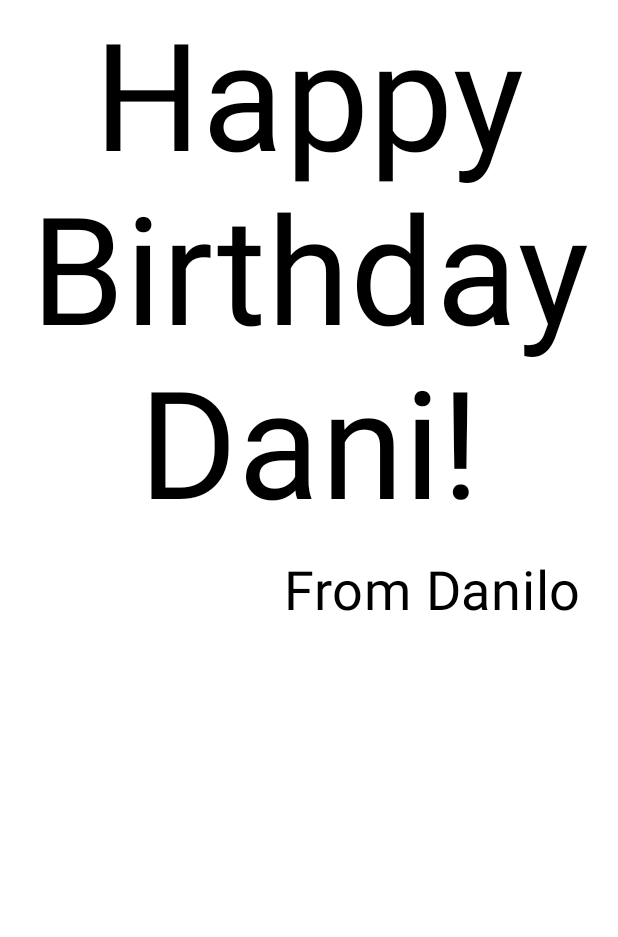
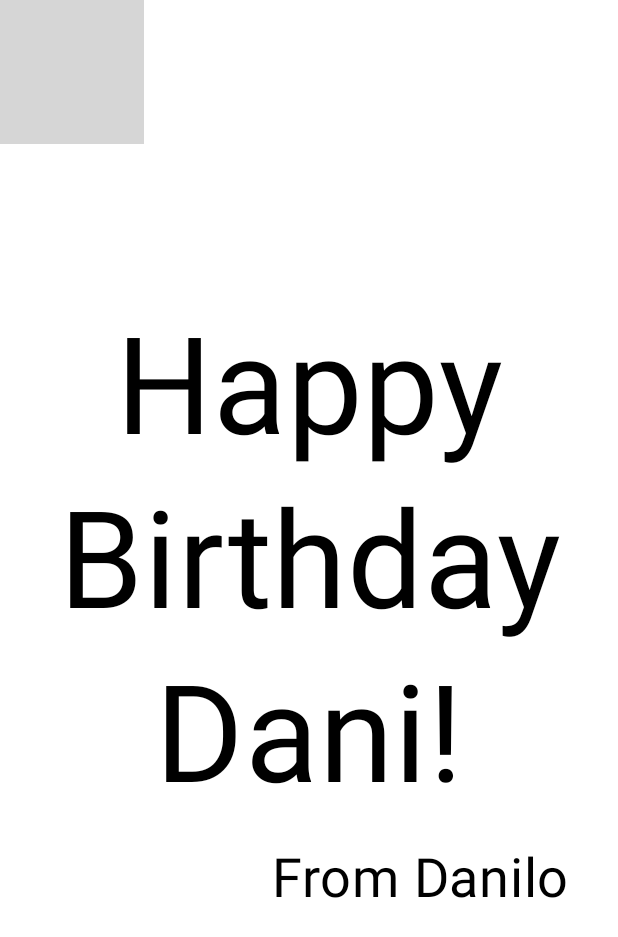
Before and after one commit to danilojezernik/android-greeting-card, an Android app built with Jetpack Compose: the @Preview function BirtdayCardPreview, on a phone screen of 412 x 824 dp. Shown: the top 937 px of the screen. Run offline under Robolectric (Android 15) with nearby library versions, the phone set to English and light mode, and no system bars; grey boxes are pictures that could not be loaded.

```diff
--- a/app/src/main/java/com/example/greetingcard/MainActivity.kt
+++ b/app/src/main/java/com/example/greetingcard/MainActivity.kt
@@ -1,9 +1,12 @@
 package com.example.greetingcard
 
+import android.media.Image
 import android.os.Bundle
 import androidx.activity.ComponentActivity
 import androidx.activity.compose.setContent
+import androidx.compose.foundation.Image
 import androidx.compose.foundation.layout.Arrangement
+import androidx.compose.foundation.layout.Box
 import androidx.compose.foundation.layout.Column
 import androidx.compose.foundation.layout.fillMaxSize
 import androidx.compose.foundation.layout.padding
@@ -13,6 +16,8 @@ import androidx.compose.material3.Text
 import androidx.compose.runtime.Composable
 import androidx.compose.ui.Alignment
 import androidx.compose.ui.Modifier
+import androidx.compose.ui.layout.ContentScale
+import androidx.compose.ui.res.painterResource
 import androidx.compose.ui.text.style.TextAlign
 import androidx.compose.ui.tooling.preview.Preview
 import androidx.compose.ui.unit.dp
@@ -26,10 +31,9 @@ class MainActivity : ComponentActivity() {
             HappyBirthdayTheme {
                 // A surface container using the 'background' color from the theme
                 Surface(
-                    modifier = Modifier.fillMaxSize(),
                     color = MaterialTheme.colorScheme.background
                 ) {
-                    GreetingText(message = "Happy Birthday Dani!", from = "From Danilo")
+                    GreetingText("Happy Birthday Dani!", "From Danilo")
                 }
             }
         }
@@ -38,14 +42,14 @@ class MainActivity : ComponentActivity() {
 
 @Composable
 fun GreetingText(message: String, from: String, modifier: Modifier = Modifier) {
-    Column (
+    Column(
         verticalArrangement = Arrangement.Center,
         modifier = modifier.padding(8.dp)
     ) {
 
         Text(
             text = message,
-            fontSize = 100.sp,
+            fontSize = 90.sp,
             lineHeight = 116.sp,
             textAlign = TextAlign.Center
         )
@@ -60,14 +64,33 @@ fun GreetingText(message: String, from: String, modifier: Modifier = Modifier) {
 
 }
 
+@Composable
+fun GreetingImage(message: String, from: String, modifier: Modifier = Modifier) {
+    val image = painterResource(R.drawable.androidparty)
+    Box {
+        Image(
+            painter = image,
+            contentDescription = null,
+            contentScale = ContentScale.Crop,
+            alpha = 0.5F
+        )
+        GreetingText(
+            message = message,
+            from = from,
+            modifier = Modifier
+                .fillMaxSize()
+                .padding(8.dp)
+        )
+    }
+}
+
 @Preview(
-    showBackground = true,
-    showSystemUi = true,
-    name = "My Preview"
+    showBackground = false,
+    showSystemUi = true
 )
 @Composable
 fun BirtdayCardPreview() {
     HappyBirthdayTheme {
-        GreetingText(message = "Happy Birthday Dani!", from = "From Danilo")
+        GreetingImage("Happy Birthday Dani!", "From Danilo")
     }
 }
```
Also changed, not shown: 1 other file.
